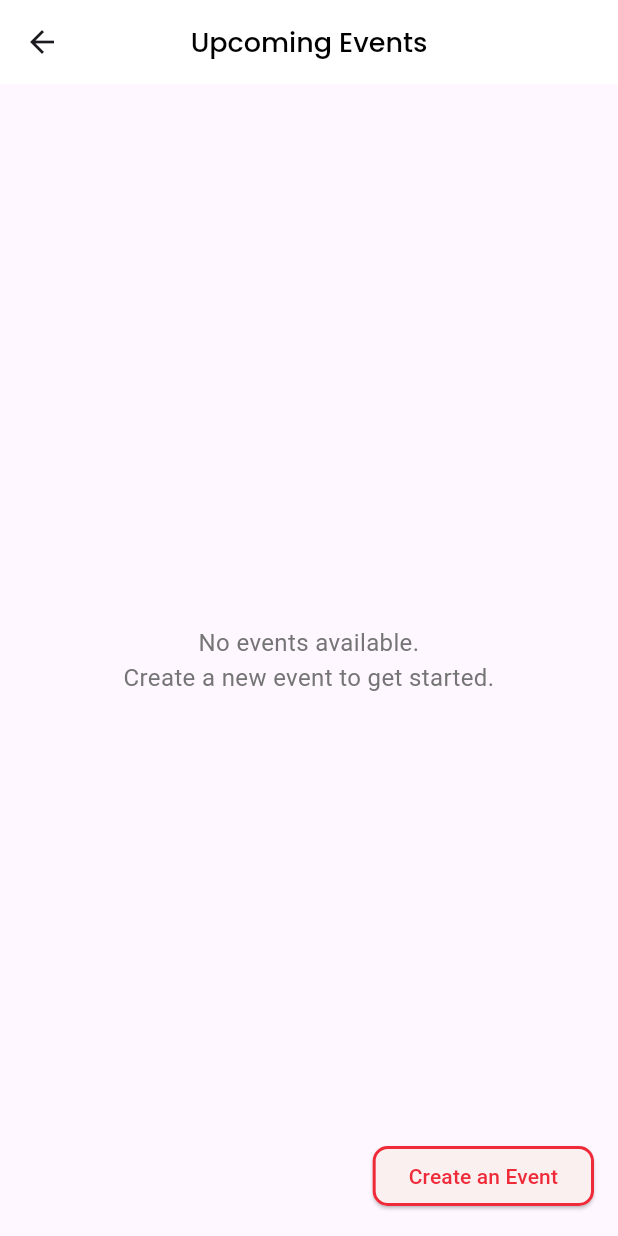
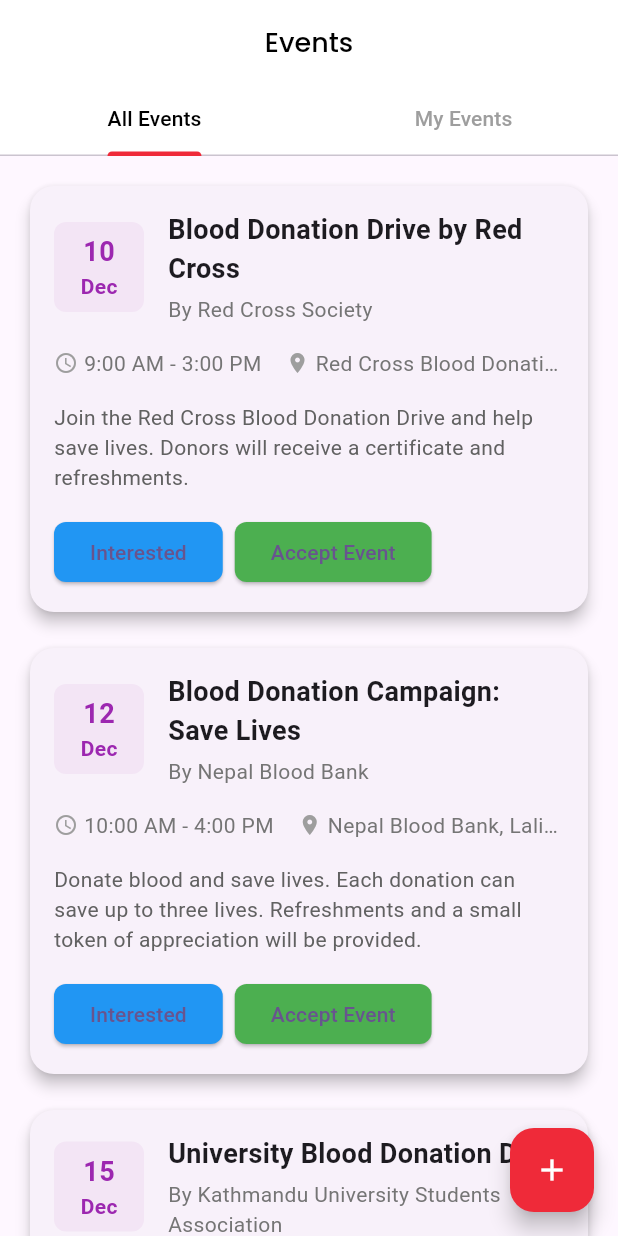
Before and after one commit to Pakhrin007/BloodLife, a Flutter app: the EventsPage screen opened directly, on a phone screen of 412 x 824 dp. Run offline on Flutter 3.47's test engine with Material 3 defaults, Android fonts, the phone set to English and light mode, and no system bars; our stand-ins replace animated_splash_screen, cached_network_image, cloud_firestore, curved_navigation_bar, file_picker, firebase_auth and 7 more; missing offline and left inert: cloudinary_public; accounts and stored records are empty.

Commit message:
events page

```diff
--- a/lib/Dummypages/events.dart
+++ b/lib/Dummypages/events.dart
@@ -7,9 +7,83 @@ class EventsPage extends StatefulWidget {
   _EventsPageState createState() => _EventsPageState();
 }
 
-class _EventsPageState extends State<EventsPage> {
-  final List<Event> _events = [];
-  List<bool> _isExpandedList = [];
+class _EventsPageState extends State<EventsPage> with SingleTickerProviderStateMixin {
+  final List<Event> _allEvents = [
+    Event(
+      name: 'Blood Donation Drive by Red Cross',
+      organizer: 'Red Cross Society',
+      date: '2024-12-10',
+      time: '9:00 AM - 3:00 PM',
+      venue: 'Red Cross Blood Donation Center, Kathmandu',
+      description: 'Join the Red Cross Blood Donation Drive and help save lives. Donors will receive a certificate and refreshments.',
+    ),
+    Event(
+      name: 'Blood Donation Campaign: Save Lives',
+      organizer: 'Nepal Blood Bank',
+      date: '2024-12-12',
+      time: '10:00 AM - 4:00 PM',
+      venue: 'Nepal Blood Bank, Lalitpur',
+      description: 'Donate blood and save lives. Each donation can save up to three lives. Refreshments and a small token of appreciation will be provided.',
+    ),
+    Event(
+      name: 'University Blood Donation Drive',
+      organizer: 'Kathmandu University Students Association',
+      date: '2024-12-15',
+      time: '9:00 AM - 1:00 PM',
+      venue: 'Kathmandu University Campus, Dhulikhel',
+      description: 'Students and staff of Kathmandu University come together for a blood donation drive to support local hospitals in need of blood.',
+    ),
+    Event(
+      name: 'Blood Donation & Health Checkup',
+      organizer: 'City Hospital, Kathmandu',
+      date: '2024-12-18',
+      time: '8:00 AM - 2:00 PM',
+      venue: 'City Hospital, Kathmandu',
+      description: 'A combined event for blood donation and free health checkup. Get a health check while saving lives by donating blood.',
+    ),
+    Event(
+      name: 'Corporate Blood Donation Event',
+      organizer: 'Tech Corp',
+      date: '2024-12-22',
+      time: '10:00 AM - 3:00 PM',
+      venue: 'Tech Corp Office, Kathmandu',
+      description: 'Tech Corp employees and the general public are invited to donate blood and contribute to a noble cause. Free snacks and a thank you gift for all donors.',
+    ),
+    Event(
+      name: 'Blood Donation for Emergency Victims',
+      organizer: 'Hospitals Association of Nepal',
+      date: '2024-12-25',
+      time: '9:00 AM - 5:00 PM',
+      venue: 'Various Hospitals in Kathmandu Valley',
+      description: 'Join us in this urgent blood donation campaign for victims of recent accidents and natural disasters. Your donation can save lives.',
+    ),
+  ];
+
+  final List<Event> _myEvents = [
+    Event(
+      name: 'Blood Donation Drive by Red Cross',
+      organizer: 'Red Cross Society',
+      date: '2024-12-10',
+      time: '9:00 AM - 3:00 PM',
+      venue: 'Red Cross Blood Donation Center, Kathmandu',
+      description: 'Join the Red Cross Blood Donation Drive and help save lives. Donors will receive a certificate and refreshments.',
+    ),
+    Event(
+      name: 'University Blood Donation Drive',
+      organizer: 'Kathmandu University Students Association',
+      date: '2024-12-15',
+      time: '9:00 AM - 1:00 PM',
+      venue: 'Kathmandu University Campus, Dhulikhel',
+      description: 'Students and staff of Kathmandu University come together for a blood donation drive to support local hospitals in need of blood.',
+    ),
+  ];
+  late TabController _tabController;
+
+  @override
+  void initState() {
+    super.initState();
+    _tabController = TabController(length: 2, vsync: this);
+  }
 
   @override
   Widget build(BuildContext context) {
@@ -17,7 +91,7 @@ class _EventsPageState extends State<EventsPage> {
       appBar: AppBar(
         centerTitle: true,
         title: const Text(
-          'Upcoming Events',
+          'Events',
           style: TextStyle(
             fontFamily: "Poppins-Medium",
             fontSize: 18,
@@ -26,53 +100,25 @@ class _EventsPageState extends State<EventsPage> {
         ),
         backgroundColor: Colors.white,
         elevation: 0,
-      ),
-      body: Stack(
-        children: [
-          _events.isEmpty
-              ? Center(
-            child: Text(
-              'No events available.\nCreate a new event to get started.',
-              textAlign: TextAlign.center,
-              style: TextStyle(color: Colors.grey[600], fontSize: 16),
-            ),
-          )
-              : ListView.builder(
-            padding: const EdgeInsets.all(16.0),
-            itemCount: _events.length,
-            itemBuilder: (context, index) {
-              final event = _events[index];
-              return Column(
-                children: [
-                  _buildBloodDonationCard(
-                    event: event,
-                    isExpanded: _isExpandedList[index],
-                    onInterested: () {
-                      ScaffoldMessenger.of(context).showSnackBar(
-                        SnackBar(
-                          content: Text(
-                            'You are interested in ${event.name}!',
+        bottom: TabBar(
+          controller: _tabController,
+          labelColor: Colors.black,
+          unselectedLabelColor: Colors.grey,
+          indicatorColor: const Color(0xffEF2A39),
+          tabs: const [
+            Tab(text: 'All Events'),
+            Tab(text: 'My Events'),
+          ],
         ),
       ),
-                      );
-                    },
-                    onExpand: () {
-                      setState(() {
-                        _isExpandedList[index] =
-                        !_isExpandedList[index];
-                      });
-                    },
+      body: TabBarView(
+        controller: _tabController,
+        children: [
+          _buildEventsList(_allEvents, 'No events available.\nCreate a new event to get started.'),
+          _buildEventsList(_myEvents, 'You have no event history.'),
+        ],
       ),
-                  const SizedBox(height: 16.0),
-                ],
-              );
-            },
-          ),
-          Align(
-            alignment: Alignment.bottomRight,
-            child: Padding(
-              padding: const EdgeInsets.all(16.0),
-              child: ElevatedButton(
+      floatingActionButton: FloatingActionButton(
         onPressed: () async {
           final newEvent = await Navigator.push(
             context,
@@ -82,42 +128,46 @@ class _EventsPageState extends State<EventsPage> {
           );
           if (newEvent != null && newEvent is Event) {
             setState(() {
-                      _events.add(newEvent);
-                      _isExpandedList.add(false);
+              _allEvents.add(newEvent);
+              _myEvents.add(newEvent); // Optionally add to My Events
             });
           }
         },
-                style: ElevatedButton.styleFrom(
-                  backgroundColor: const Color(0xffFAF0F0),
-                  shape: RoundedRectangleBorder(
-                    borderRadius: BorderRadius.circular(10.0),
-                    side: const BorderSide(
-                        color: Color(0xffEF2A39), width: 2.0),
-                  ),
-                ),
-                child: const Text(
-                  'Create an Event',
-                  style: TextStyle(color: Color(0xffEF2A39)),
-                ),
-              ),
-            ),
-          ),
-        ],
+        backgroundColor: const Color(0xffEF2A39),
+        child: const Icon(Icons.add, color: Colors.white),
       ),
     );
   }
 
-  Widget _buildBloodDonationCard({
-    required Event event,
-    required bool isExpanded,
-    required VoidCallback onInterested,
-    required VoidCallback onExpand,
-  }) {
-    return GestureDetector(
-      onTap: onExpand,
-      child: Card(
-        shape: RoundedRectangleBorder(
-            borderRadius: BorderRadius.circular(16.0)),
+  Widget _buildEventsList(List<Event> events, String emptyMessage) {
+    if (events.isEmpty) {
+      return Center(
+        child: Text(
+          emptyMessage,
+          textAlign: TextAlign.center,
+          style: TextStyle(color: Colors.grey[600], fontSize: 16),
+        ),
+      );
+    }
+
+    return ListView.builder(
+      padding: const EdgeInsets.all(16.0),
+      itemCount: events.length,
+      itemBuilder: (context, index) {
+        final event = events[index];
+        return Padding(
+          padding: const EdgeInsets.only(bottom: 16.0),
+          child: _buildEventCard(event),
+        );
+      },
+    );
+  }
+
+  Widget _buildEventCard(Event event) {
+    final isMyEvent = _myEvents.contains(event);  // Check if the event is in "My Events" list
+
+    return Card(
+      shape: RoundedRectangleBorder(borderRadius: BorderRadius.circular(16.0)),
       elevation: 4,
       child: Padding(
         padding: const EdgeInsets.all(16.0),
@@ -126,6 +176,7 @@ class _EventsPageState extends State<EventsPage> {
           children: [
             Row(
               children: [
+                // Event Date
                 Container(
                   width: 60,
                   height: 60,
@@ -138,7 +189,7 @@ class _EventsPageState extends State<EventsPage> {
                       mainAxisAlignment: MainAxisAlignment.center,
                       children: [
                         Text(
-                            event.date.split('-')[2],
+                          event.date.split('-')[2], // Day
                           style: const TextStyle(
                             fontSize: 18,
                             fontWeight: FontWeight.bold,
@@ -146,7 +197,7 @@ class _EventsPageState extends State<EventsPage> {
                           ),
                         ),
                         Text(
-                            _getMonth(event.date),
+                          _getMonth(event.date), // Month
                           style: const TextStyle(
                             fontSize: 14,
                             fontWeight: FontWeight.w600,
@@ -158,6 +209,7 @@ class _EventsPageState extends State<EventsPage> {
                   ),
                 ),
                 const SizedBox(width: 16.0),
+                // Event Name & Organizer
                 Expanded(
                   child: Column(
                     crossAxisAlignment: CrossAxisAlignment.start,
@@ -177,70 +229,68 @@ class _EventsPageState extends State<EventsPage> {
                           fontSize: 14,
                         ),
                       ),
-                        const SizedBox(height: 8.0),
-                        Row(
-                          children: [
-                            const Icon(Icons.access_time,
-                                size: 16.0, color: Colors.grey),
-                            const SizedBox(width: 4.0),
-                            Text(
-                              event.time,
-                              style: TextStyle(
-                                  color: Colors.grey[600], fontSize: 14),
-                            ),
-                            const SizedBox(width: 16.0),
-                            const Icon(Icons.location_on,
-                                size: 16.0, color: Colors.grey),
-                            const SizedBox(width: 4.0),
-                            Expanded(
-                              child: Text(
-                                event.venue,
-                                style: TextStyle(
-                                    color: Colors.grey[600], fontSize: 14),
-                                overflow: TextOverflow.ellipsis,
-                              ),
-                            ),
-                          ],
-                        ),
                     ],
                   ),
                 ),
               ],
             ),
             const SizedBox(height: 16.0),
-              if (isExpanded)
-                ...[
+            // Event Details (Time, Venue)
+            Row(
+              children: [
+                const Icon(Icons.access_time, size: 16.0, color: Colors.grey),
+                const SizedBox(width: 4.0),
                 Text(
-                    event.description,
-                    style:
-                    TextStyle(color: Colors.grey[700], fontSize: 14),
+                  event.time,
+                  style: TextStyle(color: Colors.grey[600], fontSize: 14),
                 ),
-                  const SizedBox(height: 16.0),
-                ],
-              SizedBox(
-                width: double.infinity,
-                child: ElevatedButton(
-                  onPressed: onInterested,
-                  style: ElevatedButton.styleFrom(
-                    backgroundColor: const Color(0xFFEF2A39),
-                    shape: RoundedRectangleBorder(
-                      borderRadius: BorderRadius.circular(8.0),
-                    ),
-                    padding:
-                    const EdgeInsets.symmetric(vertical: 16.0),
-                  ),
-                  child: const Text(
-                    'Interested',
-                    style: TextStyle(
-                      fontSize: 16,
-                      fontWeight: FontWeight.bold,
-                      color: Colors.white,
-                    ),
-                  ),
+                const SizedBox(width: 16.0),
+                const Icon(Icons.location_on, size: 16.0, color: Colors.grey),
+                const SizedBox(width: 4.0),
+                Expanded(
+                  child: Text(
+                    event.venue,
+                    style: TextStyle(color: Colors.grey[600], fontSize: 14),
+                    overflow: TextOverflow.ellipsis,
                   ),
                 ),
               ],
             ),
+            const SizedBox(height: 16.0),
+            // Event Description
+            Text(
+              event.description,
+              style: TextStyle(color: Colors.grey[700], fontSize: 14),
+            ),
+            const SizedBox(height: 16.0),
+            // Event Interaction Buttons (only visible for "All Events")
+            if (!isMyEvent)
+              Row(
+                children: [
+                  ElevatedButton(
+                    onPressed: () {
+                      // Handle "Interested" action
+                    },
+                    style: ElevatedButton.styleFrom(
+                      backgroundColor: Colors.blue,
+                      shape: RoundedRectangleBorder(borderRadius: BorderRadius.circular(8)),
+                    ),
+                    child: const Text('Interested'),
+                  ),
+                  const SizedBox(width: 8),
+                  ElevatedButton(
+                    onPressed: () {
+                      // Handle "Accept Event" action
+                    },
+                    style: ElevatedButton.styleFrom(
+                      backgroundColor: Colors.green,
+                      shape: RoundedRectangleBorder(borderRadius: BorderRadius.circular(8)),
+                    ),
+                    child: const Text('Accept Event'),
+                  ),
+              ],
+            ),
+          ],
         ),
       ),
     );
--- a/lib/main.dart
+++ b/lib/main.dart
@@ -28,7 +28,7 @@ class MyApp extends StatelessWidget {
         colorScheme: ColorScheme.fromSeed(seedColor: Colors.deepPurple),
         useMaterial3: true,
       ),
-      home: BloodRequestsPage(),
+      home: EventsPage(),
     );
   }
 }
```
Lines whose indentation alone changed are shown as unchanged.
